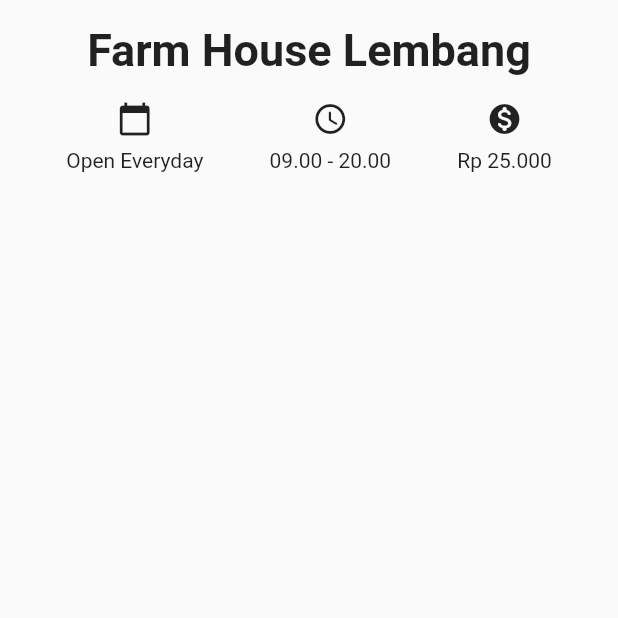
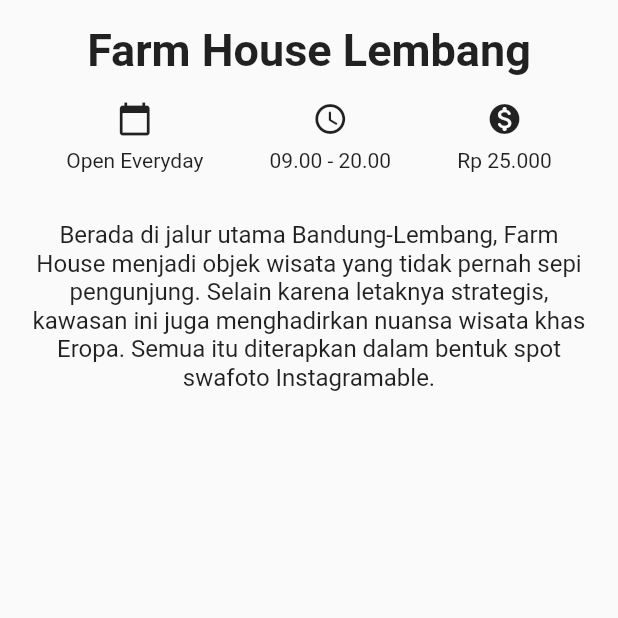
Before and after one commit to mmajapahitnw/dicoding-flutter-codelab1, a Flutter app: the screen it shows after launch, on a phone screen of 412 x 824 dp, the top half of it. Run offline on Flutter 3.47's test engine with Material 2 defaults, Android fonts, the light colour scheme and no system bars.

Commit message:
Add the description

```diff
--- a/aplikasi_tempat_wisata/lib/main.dart
+++ b/aplikasi_tempat_wisata/lib/main.dart
@@ -64,6 +64,14 @@
                 ],
               ),
             ),
+            Container(
+              padding: const EdgeInsets.all(16),
+              child: const Text(
+                'Berada di jalur utama Bandung-Lembang, Farm House menjadi objek wisata yang tidak pernah sepi pengunjung. Selain karena letaknya strategis, kawasan ini juga menghadirkan nuansa wisata khas Eropa. Semua itu diterapkan dalam bentuk spot swafoto Instagramable.',
+                textAlign: TextAlign.center,
+                style: TextStyle(fontSize: 16),
+              )
+            )
           ],
         ),
       ),
```
